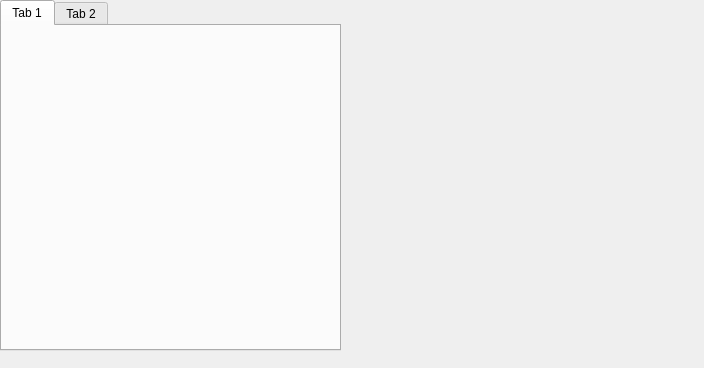
Qt form Lola/Lola/MenuDialog.ui (Petzep/EM-04) before a commit.
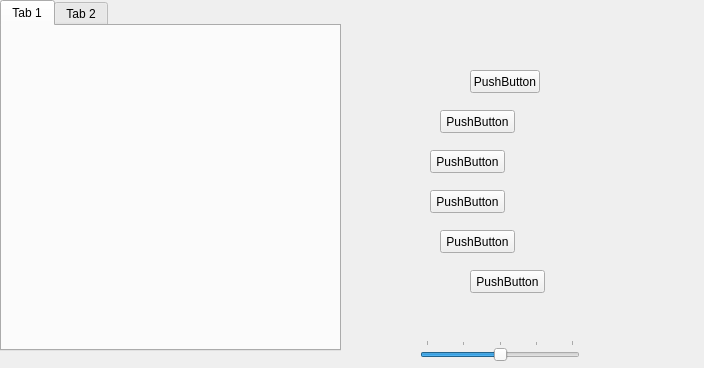
The same form after that commit. The open tabs and pages were chosen to show the change. Custom widgets are drawn as their Qt base class.

Commit message: Created StackSlide

The edit to the form file:
```diff
--- a/Lola/Lola/MenuDialog.ui
+++ b/Lola/Lola/MenuDialog.ui
@@ -56,31 +56,142 @@
     </widget>
    </widget>
   </widget>
-  <widget class="QStackedWidget" name="stackedWidget">
+  <widget class="QSlider" name="horizontalSlider">
+   <property name="geometry">
+    <rect>
+     <x>420</x>
+     <y>340</y>
+     <width>160</width>
+     <height>22</height>
+    </rect>
+   </property>
+   <property name="minimum">
+    <number>0</number>
+   </property>
+   <property name="maximum">
+    <number>4</number>
+   </property>
+   <property name="value">
+    <number>2</number>
+   </property>
+   <property name="orientation">
+    <enum>Qt::Horizontal</enum>
+   </property>
+   <property name="tickPosition">
+    <enum>QSlider::TicksAbove</enum>
+   </property>
+   <property name="tickInterval">
+    <number>1</number>
+   </property>
+  </widget>
+  <widget class="StackSlide" name="stackSlide">
    <property name="geometry">
     <rect>
      <x>350</x>
-     <y>10</y>
-     <width>341</width>
-     <height>331</height>
+     <y>30</y>
+     <width>321</width>
+     <height>301</height>
     </rect>
    </property>
+   <property name="lineWidth">
+    <number>7</number>
+   </property>
    <property name="currentIndex">
     <number>0</number>
    </property>
    <widget class="QWidget" name="page">
-    <widget class="CustomClock" name="customClock_2">
+    <widget class="QPushButton" name="pushButton_18">
      <property name="geometry">
       <rect>
        <x>130</x>
-       <y>60</y>
-       <width>100</width>
-       <height>100</height>
+       <y>40</y>
+       <width>70</width>
+       <height>23</height>
       </rect>
      </property>
     </widget>
    </widget>
-   <widget class="QWidget" name="page_2">
+   <widget class="QWidget" name="leftPage">
+    <widget class="QPushButton" name="pushButton">
+     <property name="geometry">
+      <rect>
+       <x>120</x>
+       <y>40</y>
+       <width>70</width>
+       <height>23</height>
+      </rect>
+     </property>
+     <property name="text">
+      <string>PushButton</string>
+     </property>
+    </widget>
+    <widget class="QPushButton" name="pushButton_2">
+     <property name="geometry">
+      <rect>
+       <x>90</x>
+       <y>80</y>
+       <width>75</width>
+       <height>23</height>
+      </rect>
+     </property>
+     <property name="text">
+      <string>PushButton</string>
+     </property>
+    </widget>
+    <widget class="QPushButton" name="pushButton_3">
+     <property name="geometry">
+      <rect>
+       <x>80</x>
+       <y>120</y>
+       <width>75</width>
+       <height>23</height>
+      </rect>
+     </property>
+     <property name="text">
+      <string>PushButton</string>
+     </property>
+    </widget>
+    <widget class="QPushButton" name="pushButton_4">
+     <property name="geometry">
+      <rect>
+       <x>80</x>
+       <y>160</y>
+       <width>75</width>
+       <height>23</height>
+      </rect>
+     </property>
+     <property name="text">
+      <string>PushButton</string>
+     </property>
+    </widget>
+    <widget class="QPushButton" name="pushButton_5">
+     <property name="geometry">
+      <rect>
+       <x>90</x>
+       <y>200</y>
+       <width>75</width>
+       <height>23</height>
+      </rect>
+     </property>
+     <property name="text">
+      <string>PushButton</string>
+     </property>
+    </widget>
+    <widget class="QPushButton" name="pushButton_6">
+     <property name="geometry">
+      <rect>
+       <x>120</x>
+       <y>240</y>
+       <width>75</width>
+       <height>23</height>
+      </rect>
+     </property>
+     <property name="text">
+      <string>PushButton</string>
+     </property>
+    </widget>
+   </widget>
+   <widget class="QWidget" name="midPage">
     <widget class="QtPieMenu" name="qtPieMenu_2">
      <property name="geometry">
       <rect>
@@ -106,6 +217,11 @@
    <extends>QWidget</extends>
    <header>QtPieMenu.h</header>
   </customwidget>
+  <customwidget>
+   <class>StackSlide</class>
+   <extends>QStackedWidget</extends>
+   <header>StackSlide.h</header>
+  </customwidget>
  </customwidgets>
  <resources/>
  <connections/>
```
Left out of the diff: 334 changed lines with no effect on the pictures. The commit also changes 23 other files.
